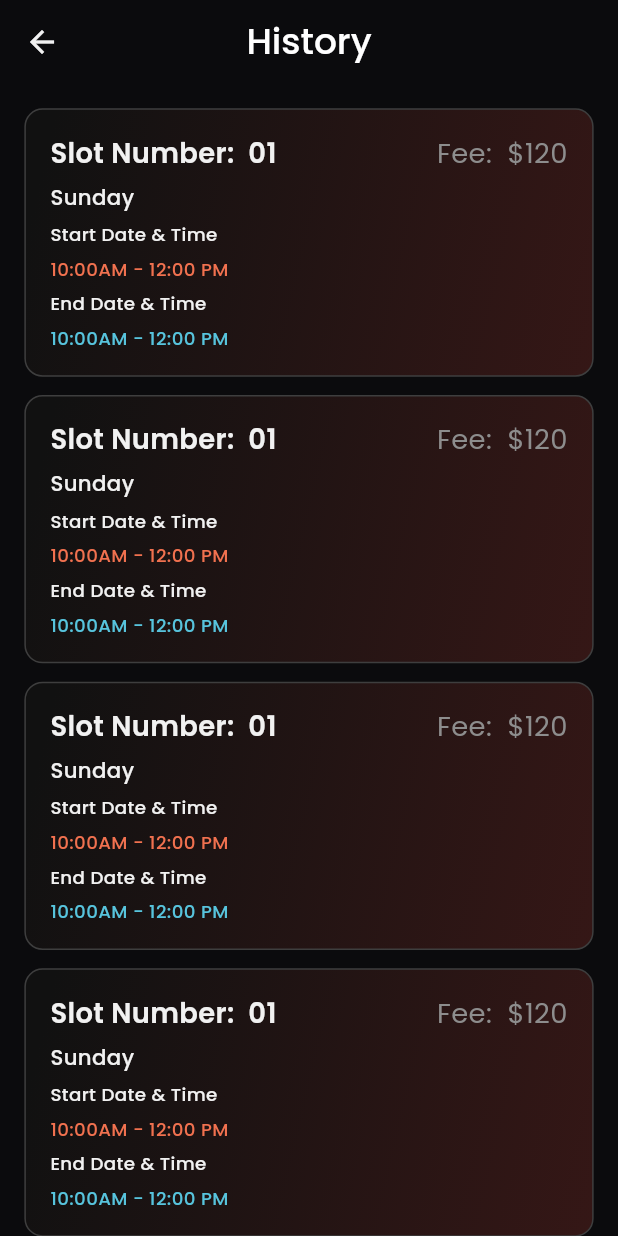
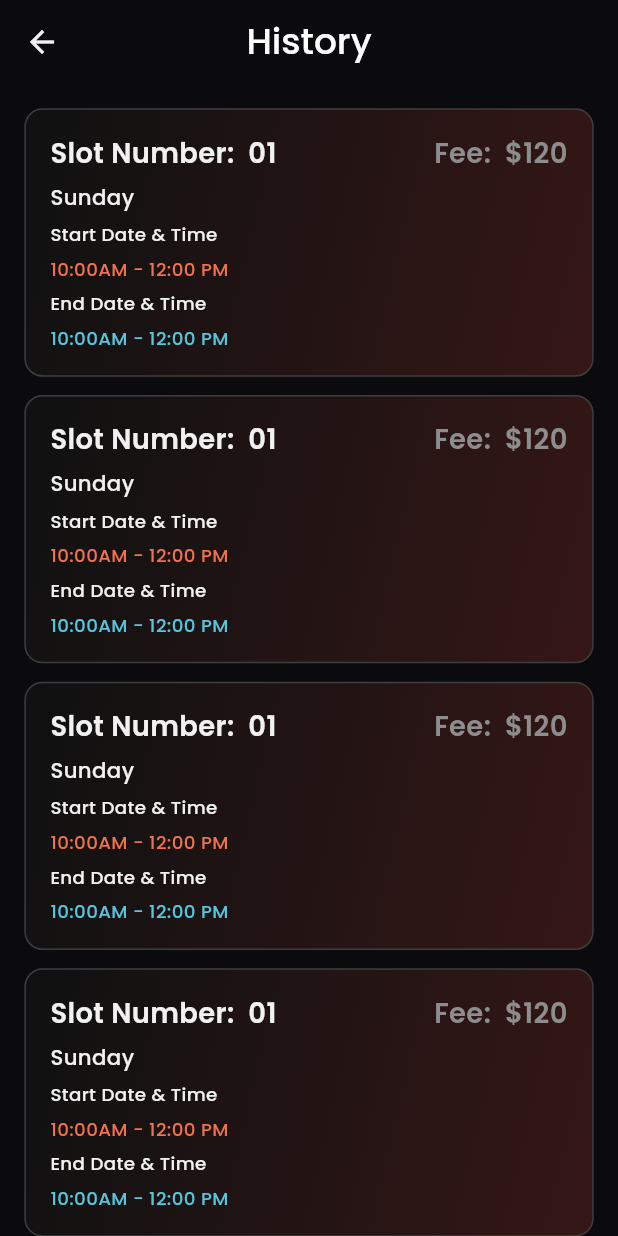
Before and after one commit to moury12/My-Tracks, a Flutter app: the HistoryScreen screen opened by its route, on a phone screen of 412 x 824 dp. Run offline on Flutter 3.47's test engine with Material 3 defaults, Android fonts, the phone set to English and light mode, and no system bars; our stand-ins replace device_preview, flutter_screenutil, get, google_fonts, pin_code_fields, share_plus and 1 more.

Commit message:
style: user home + booking management screen

```diff
--- a/lib/core/components/custom_drawer_widget.dart
+++ b/lib/core/components/custom_drawer_widget.dart
@@ -1,6 +1,7 @@
 import 'package:flutter/material.dart';
 import 'package:flutter_screenutil/flutter_screenutil.dart';
 import 'package:get/get.dart';
+import 'package:track_trek/controller/common_controller.dart';
 import 'package:track_trek/core/constant/app_strings.dart';
 import 'package:track_trek/core/constant/custom_space.dart';
 import 'package:track_trek/core/constant/fontsize_constant.dart';
@@ -67,7 +68,7 @@ class CustomDrawerWidget extends StatelessWidget {
                       icon: feedBackIconUrl,
                       text: AppStaticString.feedback,
                     ),
-                    DrawerContentWidget(
+                    CommonController.to.selectedOption.value==0?const SizedBox.shrink():   DrawerContentWidget(
                       icon: profileIconUrl,
                       text: AppStaticString.profile,
                       onTap: () {
@@ -75,7 +76,7 @@ class CustomDrawerWidget extends StatelessWidget {
                         Get.toNamed(ProfileScreen.routeName);
                       },
                     ),
-                    DrawerContentWidget(
+                    CommonController.to.selectedOption.value==0?const SizedBox.shrink():  DrawerContentWidget(
                       icon: promoteIconUrl,
                       text: AppStaticString.promoteTrack,
                     ),
--- a/lib/view/history/history_page.dart
+++ b/lib/view/history/history_page.dart
@@ -6,6 +6,7 @@ import 'package:track_trek/core/constant/fontsize_constant.dart';
 import 'package:track_trek/core/constant/padding_constant.dart';
 import 'package:track_trek/core/utils/app_color.dart';
 import 'package:track_trek/core/utils/text_style.dart';
+import 'package:track_trek/view/history/widget/history_content_widget.dart';
 import 'package:track_trek/view/manage/widgets/event_manage_card_widget.dart';
 
 class HistoryScreen extends StatelessWidget {
@@ -22,69 +23,8 @@ class HistoryScreen extends StatelessWidget {
 padding: padding16,
         itemBuilder: (context, index) => Padding(
           padding: EdgeInsets.only(bottom: 12.h),
-          child: MarronGradientContainerWidget(
-            child: Column(spacing: 6.h,
-              crossAxisAlignment: CrossAxisAlignment.start,
-              children: [
-                Row(
-                  spacing: 12.w,
-                  children: [
-                    ///===================dynamic slot no =============================///
-                    Expanded(
-                        child: Text(
-                      '${AppStaticString.slotNumber} 01',
-                      style: poppinsSemiBold.copyWith(
-                          fontSize: getFontSizeExtraLarge(context)),
-
-                    )),
-
-                    ///===================dynamic price =============================///
-
-                    Expanded(child: Text('${AppStaticString.fee} \$120',
-                      textAlign: TextAlign.end,
-                      style: poppinsRegular.copyWith(
-                        color: AppColors.normalDarkWhite,
-                          fontSize: getFontSizeExtraLarge(context)),)),
-                  ],
-                ),
-                ///===================dynamic week day =============================///
-
-                Text(
-                  AppStaticString.dummyDay,
-                  style: poppinsMedium.copyWith(
-                      fontSize: getFontSizeDefault(context)),
-
-                ),  Text(
-                  AppStaticString.startDateTime,
-                  style: poppinsMedium.copyWith(
-                      fontSize: getFontSizeSmall(context)),
-
-                ),
-                ///===================dynamic start date time =============================///
-
-                Text(
-                  AppStaticString.dummyTime,
-                  style: poppinsMedium.copyWith(
-                    color: AppColors.primaryColor,
-                      fontSize: getFontSizeSmall(context)),
-
-                ),Text(
-                  AppStaticString.endDateTime,
-                  style: poppinsMedium.copyWith(
-                      fontSize: getFontSizeSmall(context)),
-
-                ),
-                ///===================dynamic end date time =============================///
-
-                Text(
-                  AppStaticString.dummyTime,
-                  style: poppinsMedium.copyWith(
-                    color: AppColors.blueColor,
-                      fontSize: getFontSizeSmall(context)),
-
-                ),
-              ],
-            ),
+          child: const MarronGradientContainerWidget(
+            child: HistoryContentWidget(),
           ),
         ),
         itemCount: 5,
--- /dev/null
+++ b/lib/view/history/widget/history_content_widget.dart
@@ -0,0 +1,86 @@
+import 'package:flutter/material.dart';
+import 'package:flutter_screenutil/flutter_screenutil.dart';
+import 'package:track_trek/core/components/custom_text_button.dart';
+import 'package:track_trek/core/constant/app_strings.dart';
+import 'package:track_trek/core/constant/fontsize_constant.dart';
+import 'package:track_trek/core/utils/app_color.dart';
+import 'package:track_trek/core/utils/text_style.dart';
+class HistoryContentWidget extends StatelessWidget {
+  final bool? addRating;
+  const HistoryContentWidget({
+    super.key, this.addRating=false,
+  });
+
+  @override
+  Widget build(BuildContext context) {
+    return Column(spacing: 6.h,
+      crossAxisAlignment: CrossAxisAlignment.start,
+      children: [
+        Row(
+          spacing: 12.w,
+          children: [
+            ///===================dynamic slot no =============================///
+            Expanded(
+                child: Text(
+                  '${AppStaticString.slotNumber} 01',
+                  style: poppinsSemiBold.copyWith(
+                      fontSize: getFontSizeExtraLarge(context)),
+
+                )),
+
+            ///===================dynamic price =============================///
+
+            Expanded(child: Text('${AppStaticString.fee} \$120',
+              textAlign: TextAlign.end,
+              style: poppinsSemiBold.copyWith(
+                  color: AppColors.normalDarkWhite,
+                  fontSize: getFontSizeExtraLarge(context)),)),
+          ],
+        ),
+        ///===================dynamic week day =============================///
+
+        Row(
+          children: [
+            Text(
+              AppStaticString.dummyDay,
+              style: poppinsMedium.copyWith(
+                  fontSize: getFontSizeDefault(context)),
+
+            ),
+            Spacer(),
+            addRating==true?CustomTextButton(fontSize: getFontSizeDefault(context),
+              title: AppStaticString.rating,textColor: AppColors.yellowColor,):SizedBox.shrink()
+          ],
+        ),  Text(
+          AppStaticString.startDateTime,
+          style: poppinsMedium.copyWith(
+              fontSize: getFontSizeSmall(context)),
+
+        ),
+        ///===================dynamic start date time =============================///
+
+        Text(
+          AppStaticString.dummyTime,
+          style: poppinsMedium.copyWith(
+              color: AppColors.primaryColor,
+              fontSize: getFontSizeSmall(context)),
+
+        ),Text(
+          AppStaticString.endDateTime,
+          style: poppinsMedium.copyWith(
+              fontSize: getFontSizeSmall(context)),
+
+        ),
+        ///===================dynamic end date time =============================///
+
+        Text(
+          AppStaticString.dummyTime,
+          style: poppinsMedium.copyWith(
+              color: AppColors.blueColor,
+              fontSize: getFontSizeSmall(context)),
+
+        ),
+      ],
+    );
+  }
+}
--- a/lib/view/home/widgets/dynamic_tab_widget.dart
+++ b/lib/view/home/widgets/dynamic_tab_widget.dart
@@ -21,11 +21,15 @@ class DynamicTabWidget extends StatelessWidget {
 
 
     return DefaultTabController(
-      length: tabs.length, // Dynamically set the number of tabs
+      length: tabs.length,
+      // Dynamically set the number of tabs
       child: Column(
         children: [
           space16H,
           Obx(() => TabBar(
+            // padding: EdgeInsets.zero,
+
+            // isScrollable: true,
             dividerHeight: 4.h,
             indicatorSize: TabBarIndicatorSize.tab,
             indicator: UnderlineTabIndicator(
--- a/lib/view/home/widgets/gradient_container_widget.dart
+++ b/lib/view/home/widgets/gradient_container_widget.dart
@@ -49,13 +49,14 @@ class BlackContainerWidget extends StatelessWidget {
   final TextStyle? textStyle;
 
   final Widget? child;
+  final EdgeInsets? padding;
   final double? radius;
   final Color? borderColor;
   final Color? textColor;
   final Color? fillColor;
   final Function()? onTap;
 
-  const BlackContainerWidget({super.key, this.text, this.onTap, this.child, this.textStyle, this.radius, this.borderColor, this.fillColor, this.textColor});
+  const BlackContainerWidget({super.key, this.text, this.onTap, this.child, this.textStyle, this.radius, this.borderColor, this.fillColor, this.textColor, this.padding});
 
 
 
@@ -64,7 +65,7 @@ class BlackContainerWidget extends StatelessWidget {
     return InkWell(onTap:onTap,
       child: Container(
         alignment: Alignment.center,
-        padding:padding16,
+        padding:padding??padding16,
         decoration:  BoxDecoration(
             borderRadius:BorderRadius.circular(radius??12.r) ,
             border: Border.all(width:.5.w ,color:borderColor?? AppColors.greyColor.withOpacity(.5)),
--- a/lib/view/home/widgets/track_card_widget.dart
+++ b/lib/view/home/widgets/track_card_widget.dart
@@ -20,12 +20,12 @@ import 'package:track_trek/view/home/widgets/gradient_container_widget.dart';
 class TrackCardWidget extends StatelessWidget {
   final bool? fromManage;
   final bool? fromUser;
-  late final RxBool? react;
+  late final RxBool react;
   TrackCardWidget({
     super.key,
     this.fromManage = false,
     this.fromUser = false,
-    this.react,
+   required this.react,
   });
 
   @override
--- a/lib/view/initial/widgets/custom_bottom_navigation.dart
+++ b/lib/view/initial/widgets/custom_bottom_navigation.dart
@@ -70,7 +70,8 @@ class CustomBottomNavBar extends StatelessWidget {
                       notificationFillIconUrl, 3, AppStaticString.notification),
                 ),
                 Expanded(
-                  child: _buildNavItem(context, promoteIconUrl,
+                  child:CommonController.to.selectedOption.value==0?_buildNavItem(context, profileIconUrl,
+                      profileFillIconUrl, 4, AppStaticString.profile): _buildNavItem(context, promoteIconUrl,
                       promoteFillIconUrl, 4, AppStaticString.promote),
                 ),
               ],
@@ -95,7 +96,7 @@ class CustomBottomNavBar extends StatelessWidget {
       borderRadius: BorderRadius.circular(8),
     ),*/
       waitDuration: Duration(milliseconds: 500),
-      child: GestureDetector(
+      child: InkWell(
         onTap: () => CommonController.to.updateIndex(index),
         child: Obx(
           () {
--- a/lib/view/manage/manage_screen.dart
+++ b/lib/view/manage/manage_screen.dart
@@ -31,7 +31,8 @@ class ManageScreen extends StatelessWidget {
         children: List.generate(
             5,
             (i) =>  TrackCardWidget(
-                  fromManage: true,
+                  fromManage: true, react: false.obs,
+
                 )),
       ),
     ));
```
Also changed, not shown: lib/controller/booking_management_controller.dart (added, +13 -0 lines), lib/core/components/custom_text_button.dart (+23 -3 lines), lib/view/booking/booking_management.dart (added, +77 -0 lines), lib/view/home/widgets/event_card_widget.dart (+9 -8 lines), lib/view/initial/bottom_navigation_screen.dart (+6 -4 lines), lib/view/profile/profile_page.dart (+6 -3 lines).
